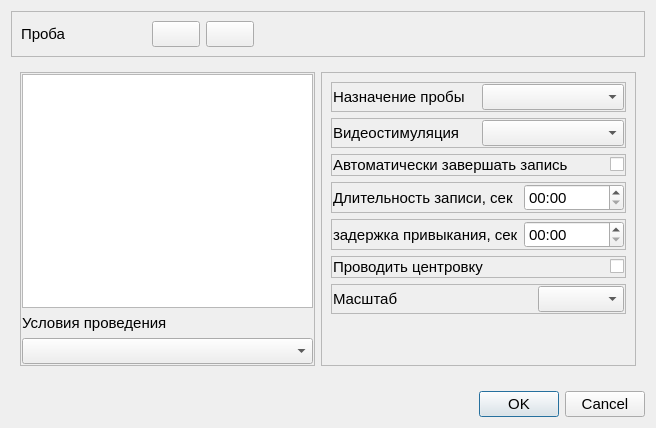
Old version of the form metodics/stabtest/stabtestparamsdialog.ui in the repository grigp/a-analyser.
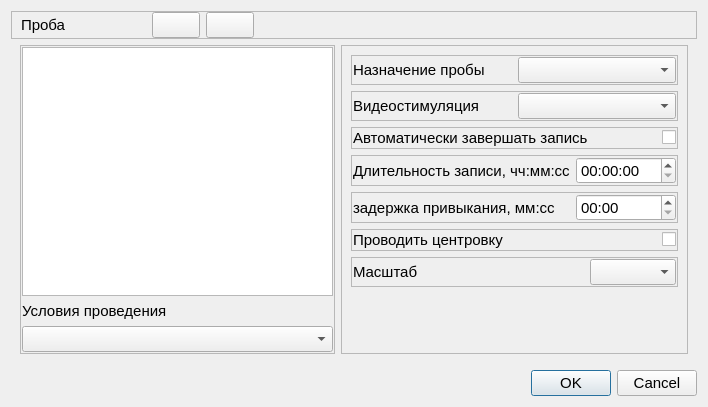
New version of the form. Icons and pictures are not drawn.

Diff of the .ui file:
```diff
--- a/metodics/stabtest/stabtestparamsdialog.ui
+++ b/metodics/stabtest/stabtestparamsdialog.ui
@@ -9,8 +9,8 @@
    <rect>
     <x>0</x>
     <y>0</y>
-    <width>656</width>
-    <height>428</height>
+    <width>708</width>
+    <height>407</height>
    </rect>
   </property>
   <property name="font">
@@ -34,6 +34,12 @@
       <enum>QFrame::Raised</enum>
      </property>
      <layout class="QHBoxLayout" name="horizontalLayout">
+      <property name="topMargin">
+       <number>0</number>
+      </property>
+      <property name="bottomMargin">
+       <number>0</number>
+      </property>
       <item>
        <widget class="QLabel" name="lblProbeSelector">
         <property name="sizePolicy">
@@ -134,6 +140,12 @@
    <item>
     <widget class="QWidget" name="widget_2" native="true">
      <layout class="QHBoxLayout" name="horizontalLayout_7">
+      <property name="topMargin">
+       <number>0</number>
+      </property>
+      <property name="bottomMargin">
+       <number>0</number>
+      </property>
       <item>
        <widget class="QFrame" name="frProbeSelector">
         <property name="sizePolicy">
@@ -163,6 +175,12 @@
          </property>
          <item>
           <widget class="QListView" name="lvProbes">
+           <property name="minimumSize">
+            <size>
+             <width>300</width>
+             <height>0</height>
+            </size>
+           </property>
            <property name="font">
             <font>
              <pointsize>11</pointsize>
@@ -328,7 +346,7 @@
             <item>
              <widget class="QLabel" name="lblTime">
               <property name="text">
-               <string>Длительность записи, сек</string>
+               <string>Длительность записи, чч:мм:сс</string>
               </property>
              </widget>
             </item>
@@ -347,7 +365,7 @@
                </size>
               </property>
               <property name="displayFormat">
-               <string>mm:ss</string>
+               <string>hh:mm:ss</string>
               </property>
              </widget>
             </item>
@@ -378,7 +396,7 @@
             <item>
              <widget class="QLabel" name="lblTimeLatent">
               <property name="text">
-               <string>задержка привыкания, сек</string>
+               <string>задержка привыкания, мм:сс</string>
               </property>
              </widget>
             </item>
```
Left out of the diff: 3 changed lines with no effect on the pictures.
